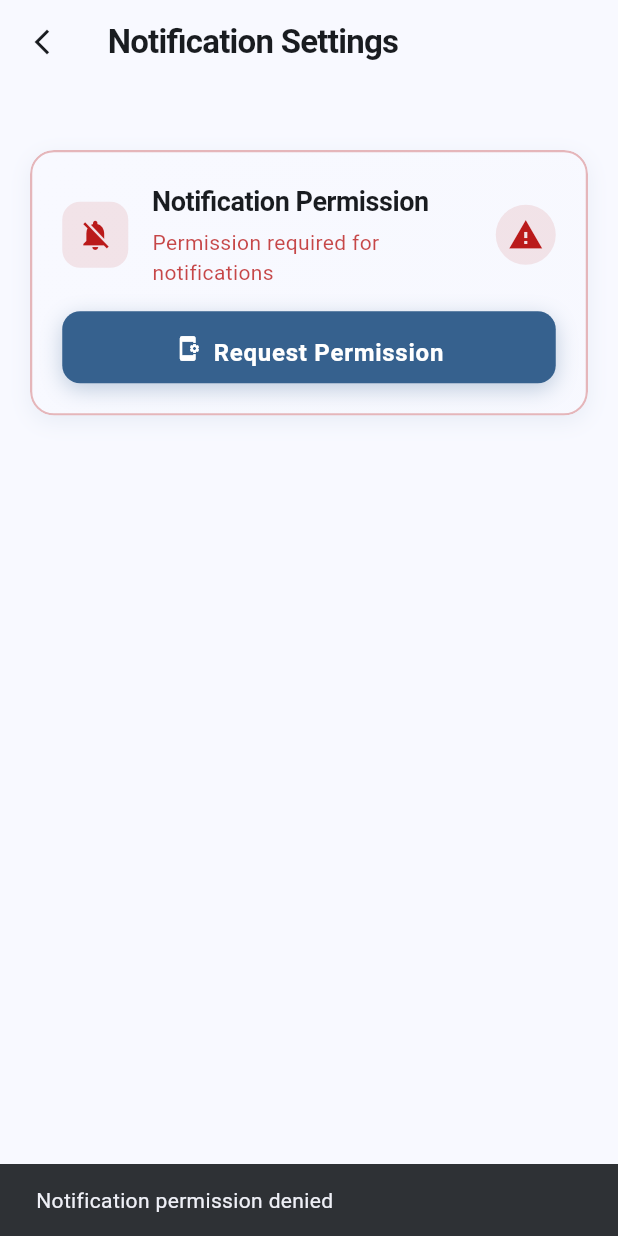
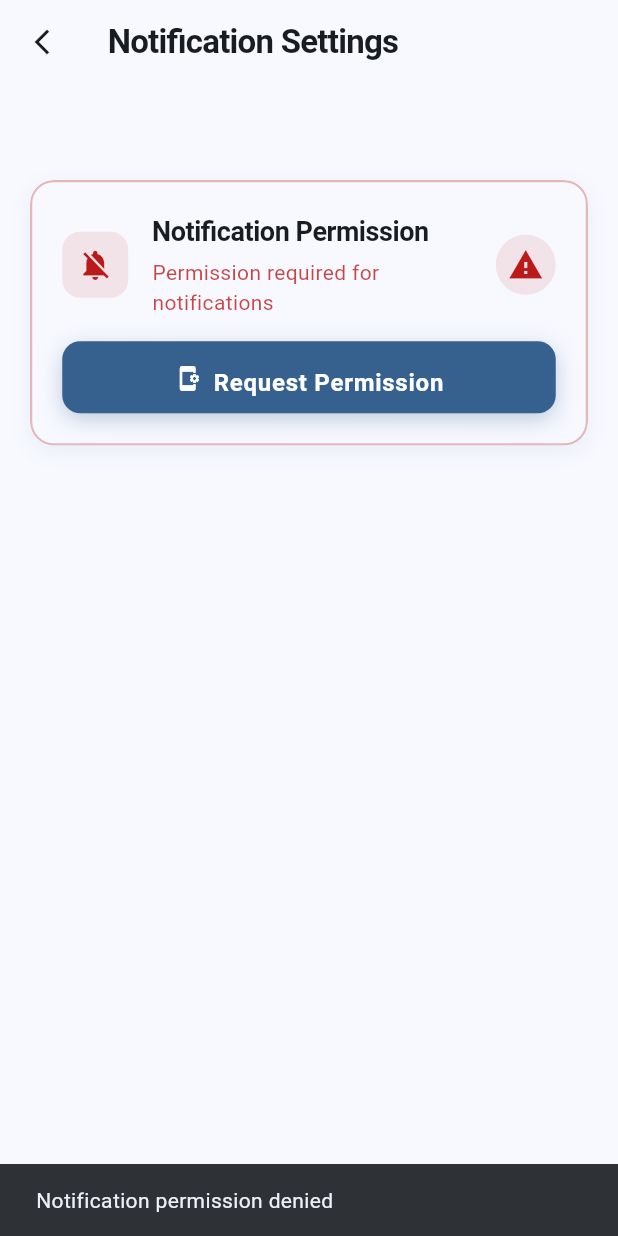
Before and after one commit to droidcon-academy/flutter-local-notifications-ios-android, a Flutter app: the screen it shows after launch, after a tap on the "settings" icon, on a phone screen of 412 x 824 dp. Run offline on Flutter 3.47's test engine with Material 3 defaults, Android fonts, the light colour scheme and no system bars; our stand-ins replace app_links, flutter_local_notifications; key blocks and very long unbroken strings in the code were emptied for the run.

Commit message:
fix: impeller crash, ui
review comments

```diff
--- a/source-code/final-project/timora/lib/core/view/widgets/modern_app_bar.dart
+++ b/source-code/final-project/timora/lib/core/view/widgets/modern_app_bar.dart
@@ -1,5 +1,4 @@
 import 'package:flutter/material.dart';
-import 'dart:ui';
 
 /// A modern app bar with a blur effect and transparent background.
 ///
@@ -20,29 +19,18 @@ class ModernAppBar extends StatelessWidget implements PreferredSizeWidget {
   /// Optional callback for when the back button is pressed.
   final VoidCallback? onBackPressed;
 
-  /// The blur intensity for the backdrop filter.
-  final double blurIntensity;
-
-  /// Whether to use the blur effect.
-  /// Set to false on low-end devices for better performance.
-  final bool useBlurEffect;
-
   /// Creates a modern app bar with a blur effect.
   ///
   /// The [title] parameter is required and displayed as the app bar title.
   /// The [actions] parameter is optional and allows adding action buttons.
   /// The [leading] parameter is optional and allows customizing the leading widget.
   /// The [onBackPressed] parameter is optional and allows customizing the back button behavior.
-  /// The [blurIntensity] parameter defaults to 10.0 and controls the blur effect intensity.
-  /// The [useBlurEffect] parameter defaults to true and controls whether to use the blur effect.
   const ModernAppBar({
     super.key,
     required this.title,
     this.actions,
     this.leading,
     this.onBackPressed,
-    this.blurIntensity = 10.0,
-    this.useBlurEffect = true,
   });
 
   @override
@@ -51,34 +39,17 @@ class ModernAppBar extends StatelessWidget implements PreferredSizeWidget {
 
     return AppBar(
       elevation: 0,
-      backgroundColor: Colors.transparent,
-      foregroundColor:
-          theme.colorScheme.onSurface, // Use onSurface color for text and icons
-      flexibleSpace:
-          useBlurEffect
-              ? ClipRect(
-                child: BackdropFilter(
-                  filter: ImageFilter.blur(
-                    sigmaX: blurIntensity,
-                    sigmaY: blurIntensity,
-                  ),
-                  child: Container(color: Colors.transparent),
-                ),
-              )
-              : Container(color: Colors.transparent),
+      backgroundColor: theme.colorScheme.surface.withValues(alpha: 0.8),
       title: Text(
         title,
         style: TextStyle(
           fontWeight: FontWeight.w600,
           fontSize: 22,
           letterSpacing: -0.5,
-          color: theme.colorScheme.onSurface, // Explicitly set text color
+          color: theme.colorScheme.onSurface,
         ),
       ),
-      iconTheme: IconThemeData(
-        color: theme.colorScheme.onSurface, // Set icon color
-        size: 24,
-      ),
+      iconTheme: IconThemeData(color: theme.colorScheme.onSurface, size: 24),
       leading:
           leading ??
           (Navigator.canPop(context)
@@ -86,8 +57,7 @@ class ModernAppBar extends StatelessWidget implements PreferredSizeWidget {
                 icon: Icon(
                   Icons.arrow_back_ios_new,
                   size: 20,
-                  color:
-                      theme.colorScheme.onSurface, // Explicitly set icon color
+                  color: theme.colorScheme.onSurface,
                 ),
                 onPressed: onBackPressed ?? () => Navigator.pop(context),
               )
--- a/source-code/final-project/timora/lib/view/create-notification/create_notification_page.dart
+++ b/source-code/final-project/timora/lib/view/create-notification/create_notification_page.dart
@@ -177,7 +177,7 @@ class _CreateNotificationPageState extends State<CreateNotificationPage> {
             return Form(
               key: _controller.formKey,
               child: SingleChildScrollView(
-                padding: const EdgeInsets.fromLTRB(20.0, 100.0, 20.0, 20.0),
+                padding: const EdgeInsets.fromLTRB(20.0, 120.0, 20.0, 20.0),
                 physics: const BouncingScrollPhysics(),
                 child: Column(
                   crossAxisAlignment: CrossAxisAlignment.start,
--- a/source-code/final-project/timora/lib/view/home/home_page.dart
+++ b/source-code/final-project/timora/lib/view/home/home_page.dart
@@ -229,7 +229,7 @@ class _NotificationListView extends StatelessWidget {
     }
 
     return ListView.builder(
-      padding: const EdgeInsets.fromLTRB(16, 100, 16, 16),
+      padding: const EdgeInsets.fromLTRB(16, 120, 16, 16),
       itemCount: notifications.length,
       itemBuilder: (context, index) {
         final notification = notifications[index];
--- a/source-code/final-project/timora/lib/view/notification-details/notification_details_page.dart
+++ b/source-code/final-project/timora/lib/view/notification-details/notification_details_page.dart
@@ -152,7 +152,7 @@ class _NotificationDetailsPageState extends State<NotificationDetailsPage> {
       ),
       body: GradientBackground(
         child: SingleChildScrollView(
-          padding: const EdgeInsets.fromLTRB(20.0, 100.0, 20.0, 20.0),
+          padding: const EdgeInsets.fromLTRB(20.0, 120.0, 20.0, 20.0),
           physics: const BouncingScrollPhysics(),
           child: Form(
             key: _formKey,
--- a/source-code/final-project/timora/lib/view/settings/settings_page.dart
+++ b/source-code/final-project/timora/lib/view/settings/settings_page.dart
@@ -30,7 +30,7 @@ class _SettingsPageState extends State<SettingsPage> {
       if (!mounted) return;
 
       setState(() {
-        _isPermissionGranted = granted;
+        _isPermissionGranted = false;
         _isLoading = false;
       });
 
@@ -60,55 +60,21 @@ class _SettingsPageState extends State<SettingsPage> {
             _isLoading
                 ? const Center(child: CircularProgressIndicator.adaptive())
                 : SingleChildScrollView(
-                  padding: const EdgeInsets.fromLTRB(20.0, 100.0, 20.0, 20.0),
+                  padding: const EdgeInsets.fromLTRB(20.0, 120.0, 20.0, 20.0),
                   physics: const BouncingScrollPhysics(),
-                  child: Container(
-                    margin: const EdgeInsets.only(bottom: 16),
-                    decoration: BoxDecoration(
-                      borderRadius: BorderRadius.circular(16),
-                      boxShadow: [
-                        BoxShadow(
-                          color: theme.colorScheme.primary.withValues(
-                            alpha: 0.08,
-                          ),
-                          blurRadius: 12,
-                          offset: const Offset(0, 4),
-                          spreadRadius: 0,
-                        ),
-                      ],
-                    ),
                   child: Material(
                     color: Colors.transparent,
                     borderRadius: BorderRadius.circular(16),
                     clipBehavior: Clip.antiAlias,
                     child: InkWell(
                       onTap: _isPermissionGranted ? null : _checkPermission,
-                        child: Container(
-                          decoration: BoxDecoration(
-                            gradient: LinearGradient(
-                              begin: Alignment.topLeft,
-                              end: Alignment.bottomRight,
-                              colors: [
-                                theme.colorScheme.surface,
-                                theme.colorScheme.surface.withValues(
-                                  alpha: 0.95,
-                                ),
-                              ],
-                            ),
-                            border: Border.all(
-                              color:
+                      child: ModernCard(
+                        margin: const EdgeInsets.only(bottom: 16),
+                        borderRadius: 16.0,
+                        accentColor:
                             _isPermissionGranted
-                                      ? theme.colorScheme.primary.withValues(
-                                        alpha: 0.3,
-                                      )
-                                      : theme.colorScheme.error.withValues(
-                                        alpha: 0.3,
-                                      ),
-                              width: 1.5,
-                            ),
-                            borderRadius: BorderRadius.circular(16),
-                          ),
-                          padding: const EdgeInsets.all(20),
+                                ? theme.colorScheme.primary
+                                : theme.colorScheme.error,
                         child: Column(
                           crossAxisAlignment: CrossAxisAlignment.start,
                           children: [
@@ -211,7 +177,6 @@ class _SettingsPageState extends State<SettingsPage> {
                   ),
                 ),
       ),
-      ),
     );
   }
 }
--- a/source-code/starter-project/timora/lib/core/view/widgets/modern_app_bar.dart
+++ b/source-code/starter-project/timora/lib/core/view/widgets/modern_app_bar.dart
@@ -1,5 +1,4 @@
 import 'package:flutter/material.dart';
-import 'dart:ui';
 
 /// A modern app bar with a blur effect and transparent background.
 ///
@@ -20,29 +19,18 @@ class ModernAppBar extends StatelessWidget implements PreferredSizeWidget {
   /// Optional callback for when the back button is pressed.
   final VoidCallback? onBackPressed;
 
-  /// The blur intensity for the backdrop filter.
-  final double blurIntensity;
-
-  /// Whether to use the blur effect.
-  /// Set to false on low-end devices for better performance.
-  final bool useBlurEffect;
-
   /// Creates a modern app bar with a blur effect.
   ///
   /// The [title] parameter is required and displayed as the app bar title.
   /// The [actions] parameter is optional and allows adding action buttons.
   /// The [leading] parameter is optional and allows customizing the leading widget.
   /// The [onBackPressed] parameter is optional and allows customizing the back button behavior.
-  /// The [blurIntensity] parameter defaults to 10.0 and controls the blur effect intensity.
-  /// The [useBlurEffect] parameter defaults to true and controls whether to use the blur effect.
   const ModernAppBar({
     super.key,
     required this.title,
     this.actions,
     this.leading,
     this.onBackPressed,
-    this.blurIntensity = 10.0,
-    this.useBlurEffect = true,
   });
 
   @override
@@ -51,34 +39,17 @@ class ModernAppBar extends StatelessWidget implements PreferredSizeWidget {
 
     return AppBar(
       elevation: 0,
-      backgroundColor: Colors.transparent,
-      foregroundColor:
-          theme.colorScheme.onSurface, // Use onSurface color for text and icons
-      flexibleSpace:
-          useBlurEffect
-              ? ClipRect(
-                child: BackdropFilter(
-                  filter: ImageFilter.blur(
-                    sigmaX: blurIntensity,
-                    sigmaY: blurIntensity,
-                  ),
-                  child: Container(color: Colors.transparent),
-                ),
-              )
-              : Container(color: Colors.transparent),
+      backgroundColor: theme.colorScheme.surface.withValues(alpha: 0.8),
       title: Text(
         title,
         style: TextStyle(
           fontWeight: FontWeight.w600,
           fontSize: 22,
           letterSpacing: -0.5,
-          color: theme.colorScheme.onSurface, // Explicitly set text color
+          color: theme.colorScheme.onSurface,
         ),
       ),
-      iconTheme: IconThemeData(
-        color: theme.colorScheme.onSurface, // Set icon color
-        size: 24,
-      ),
+      iconTheme: IconThemeData(color: theme.colorScheme.onSurface, size: 24),
       leading:
           leading ??
           (Navigator.canPop(context)
@@ -86,8 +57,7 @@ class ModernAppBar extends StatelessWidget implements PreferredSizeWidget {
                 icon: Icon(
                   Icons.arrow_back_ios_new,
                   size: 20,
-                  color:
-                      theme.colorScheme.onSurface, // Explicitly set icon color
+                  color: theme.colorScheme.onSurface,
                 ),
                 onPressed: onBackPressed ?? () => Navigator.pop(context),
               )
--- a/source-code/starter-project/timora/lib/view/create-notification/create_notification_page.dart
+++ b/source-code/starter-project/timora/lib/view/create-notification/create_notification_page.dart
@@ -199,7 +199,7 @@ class _CreateNotificationPageState extends State<CreateNotificationPage> {
             return Form(
               key: _controller.formKey,
               child: SingleChildScrollView(
-                padding: const EdgeInsets.fromLTRB(20.0, 100.0, 20.0, 20.0),
+                padding: const EdgeInsets.fromLTRB(20.0, 120.0, 20.0, 20.0),
                 physics: const BouncingScrollPhysics(),
                 child: Column(
                   crossAxisAlignment: CrossAxisAlignment.start,
--- a/source-code/starter-project/timora/lib/view/home/home_page.dart
+++ b/source-code/starter-project/timora/lib/view/home/home_page.dart
@@ -232,7 +232,7 @@ class _NotificationListView extends StatelessWidget {
     }
 
     return ListView.builder(
-      padding: const EdgeInsets.fromLTRB(16, 100, 16, 16),
+      padding: const EdgeInsets.fromLTRB(16, 120, 16, 16),
       itemCount: notifications.length,
       itemBuilder: (context, index) {
         final notification = notifications[index];
--- a/source-code/starter-project/timora/lib/view/notification-details/notification_details_page.dart
+++ b/source-code/starter-project/timora/lib/view/notification-details/notification_details_page.dart
@@ -147,7 +147,7 @@ class _NotificationDetailsPageState extends State<NotificationDetailsPage> {
       ),
       body: GradientBackground(
         child: SingleChildScrollView(
-          padding: const EdgeInsets.fromLTRB(20.0, 100.0, 20.0, 20.0),
+          padding: const EdgeInsets.fromLTRB(20.0, 120.0, 20.0, 20.0),
           physics: const BouncingScrollPhysics(),
           child: Form(
             key: _formKey,
--- a/source-code/starter-project/timora/lib/view/settings/settings_page.dart
+++ b/source-code/starter-project/timora/lib/view/settings/settings_page.dart
@@ -60,7 +60,7 @@ class _SettingsPageState extends State<SettingsPage> {
             _isLoading
                 ? const Center(child: CircularProgressIndicator.adaptive())
                 : SingleChildScrollView(
-                  padding: const EdgeInsets.fromLTRB(20.0, 100.0, 20.0, 20.0),
+                  padding: const EdgeInsets.fromLTRB(20.0, 120.0, 20.0, 20.0),
                   physics: const BouncingScrollPhysics(),
                   child: Container(
                     margin: const EdgeInsets.only(bottom: 16),
```
Also changed, not shown: 4 other files. Lines whose indentation alone changed are shown as unchanged.
